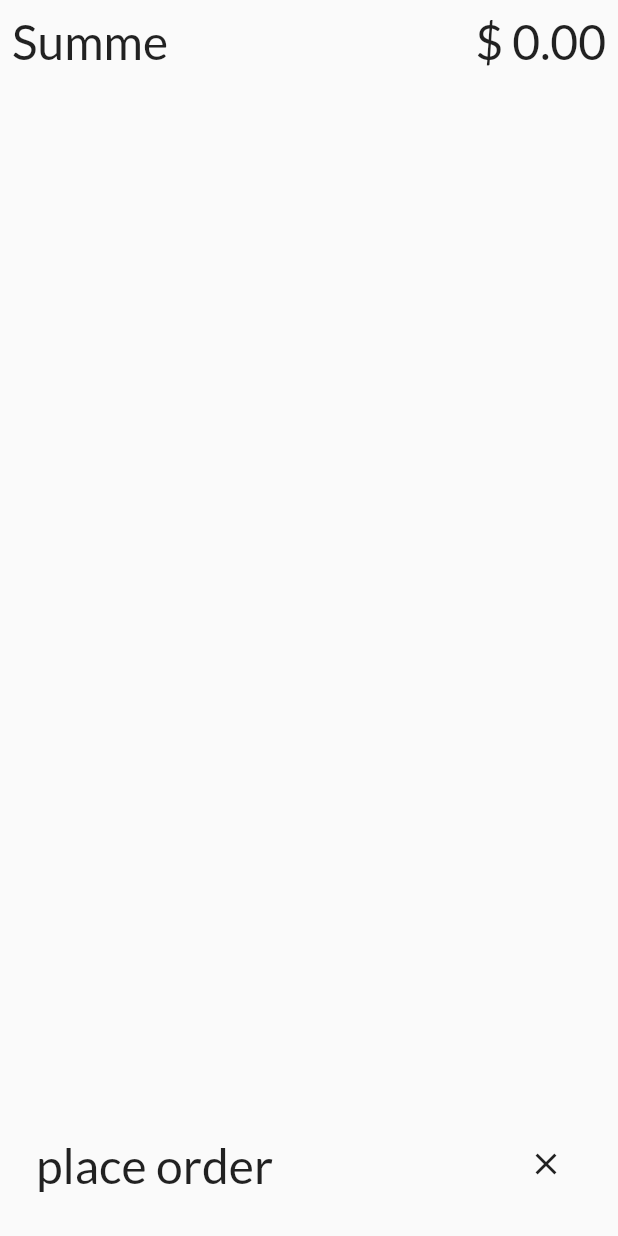
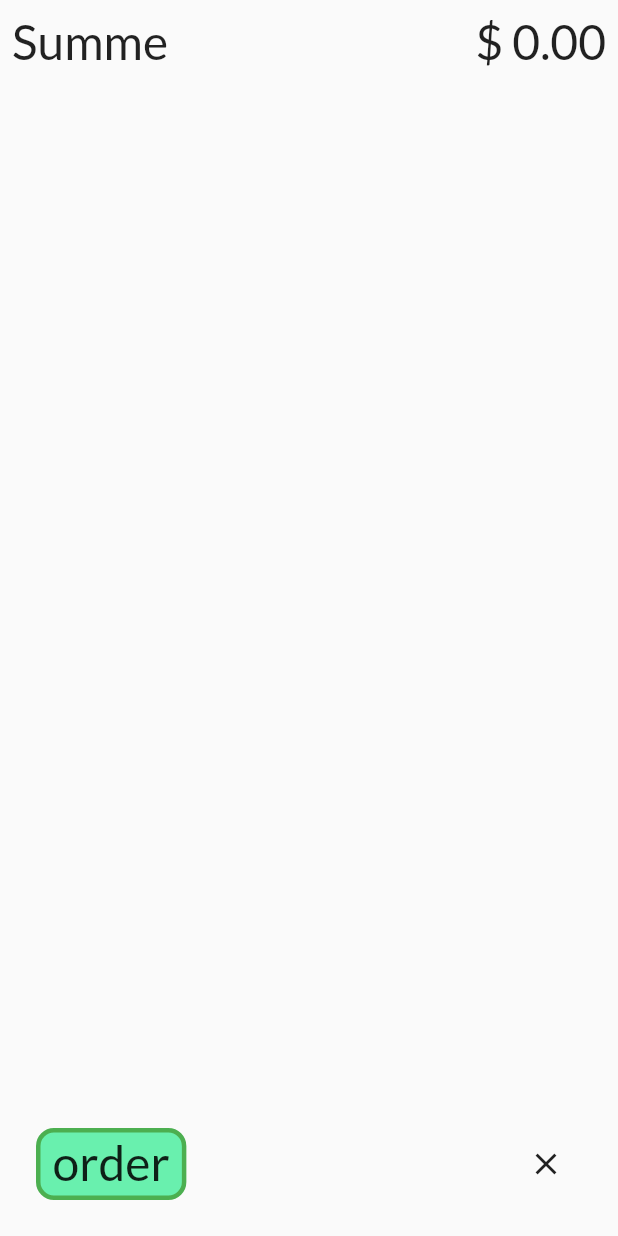
Before and after one commit to drmilde/getx_api_app, a Flutter app: the WarenkorbScreen screen opened directly, on a phone screen of 412 x 824 dp. Run offline on Flutter 3.47's test engine with Material 2 defaults, Android fonts, the phone set to English and light mode, and no system bars; our stand-ins replace get, google_fonts, rive.

Commit message:
Order Button designt

```diff
--- a/lib/screens/warenkorb_screen.dart
+++ b/lib/screens/warenkorb_screen.dart
@@ -79,9 +79,11 @@ class WarenkorbScreen extends StatelessWidget {
         child: Row(
           mainAxisAlignment: MainAxisAlignment.spaceBetween,
           children: [
-            Text(
-              "place order",
-              style: GoogleFonts.lato(fontSize: 32),
+            GestureDetector(
+              onTap: () {
+                // TODO start order action here
+              },
+              child: _buildPlaceOrderButton(),
             ),
             IconButton(
               onPressed: () {
@@ -95,6 +97,28 @@ class WarenkorbScreen extends StatelessWidget {
     );
   }
 
+  Widget _buildPlaceOrderButton() {
+    return Container(
+      decoration: BoxDecoration(
+        color: Colors.greenAccent,
+        border: Border.all(
+          width: 3.0,
+          color: Colors.green,
+        ),
+        borderRadius: BorderRadius.all(
+            Radius.circular(12.0) //         <--- border radius here
+            ),
+      ),
+      child: Padding(
+        padding: const EdgeInsets.only(left: 8.0, right: 8.0, bottom: 4.0),
+        child: Text(
+          "order",
+          style: GoogleFonts.lato(fontSize: 32),
+        ),
+      ),
+    );
+  }
+
   Widget buildProductTile(int index) {
     return ProductTile(
       _controller.warenkorb[index],
```
